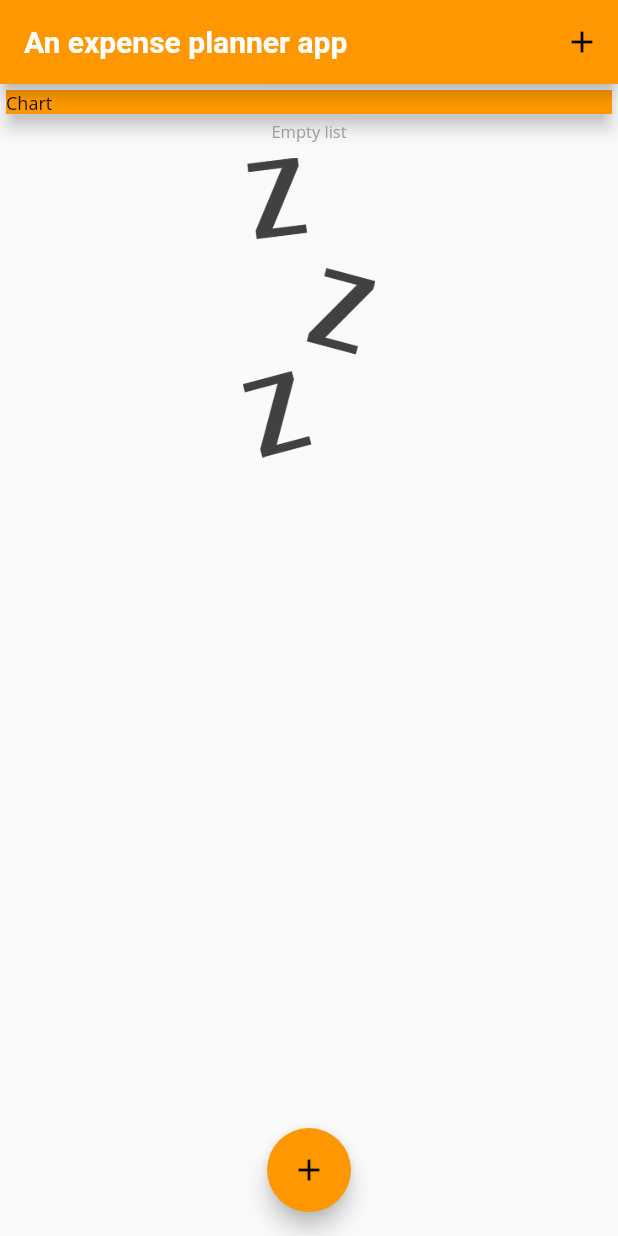
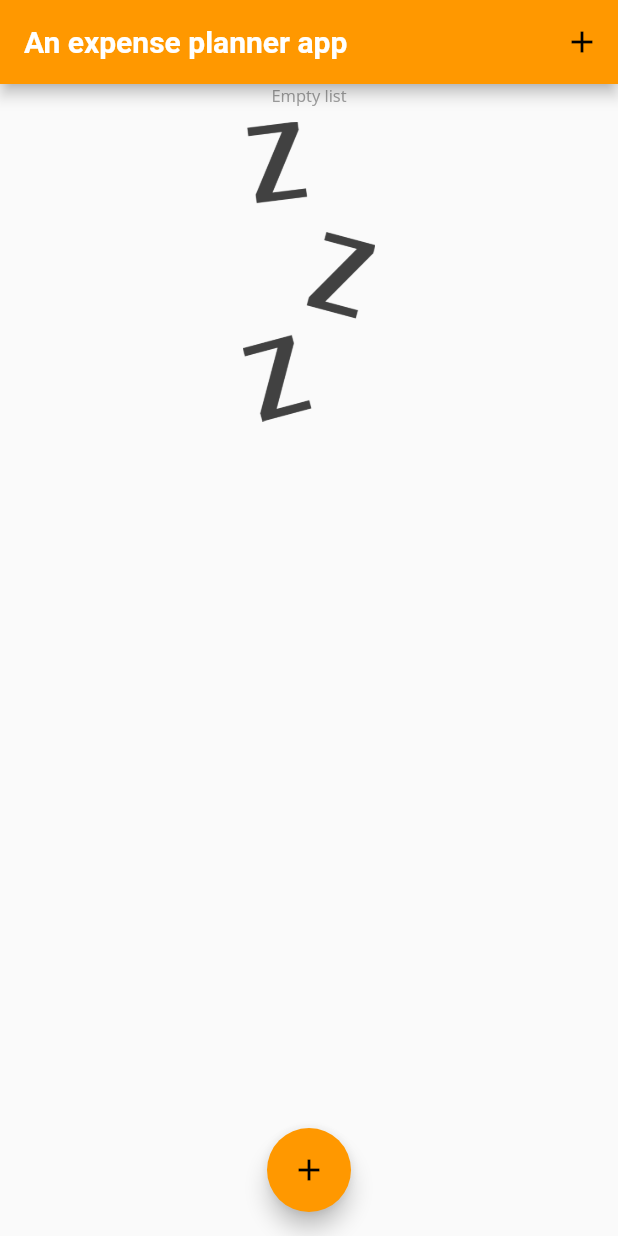
Before and after one commit to nmint8m/learn-flutter, a Flutter app: the screen it shows after launch, on a phone screen of 412 x 824 dp. Run offline on Flutter 3.47's test engine with Material 2 defaults, Android fonts, the phone set to English and light mode, and no system bars; missing offline and left inert: assignment_one; Roboto replaces fonts that are missing (OpenSands).

Commit message:
Improving the Overall Chart

```diff
--- a/a_expense_planner_app/lib/custom-widgets/transaction-list.dart
+++ b/a_expense_planner_app/lib/custom-widgets/transaction-list.dart
@@ -13,7 +13,7 @@ class TransactionList extends StatelessWidget {
   @override
   Widget build(BuildContext context) {
     return Container(
-      height: 700,
+      height: 500,
       child: ListView.builder(
         itemBuilder: (context, index) {
           return TransactionItem(
--- a/a_expense_planner_app/lib/custom-widgets/transaction-section.dart
+++ b/a_expense_planner_app/lib/custom-widgets/transaction-section.dart
@@ -64,7 +64,7 @@ class _TransactionSectionState extends State<TransactionSection> {
 
     return Container(
       width: double.infinity,
-      height: 700,
+      height: 500,
       child: transactions.isEmpty
           ? TransactionEmptyList()
           : Column(
--- a/a_expense_planner_app/lib/main.dart
+++ b/a_expense_planner_app/lib/main.dart
@@ -134,14 +134,6 @@ class MyHomePage extends StatelessWidget {
           mainAxisAlignment: MainAxisAlignment.start,
           crossAxisAlignment: CrossAxisAlignment.stretch,
           children: <Widget>[
-            Card(
-              elevation: 5,
-              child: Container(
-                color: Theme.of(context).accentColor,
-                width: double.infinity,
-                child: Text('Chart'),
-              ),
-            ),
             _transactionSection,
           ],
         ),
```
